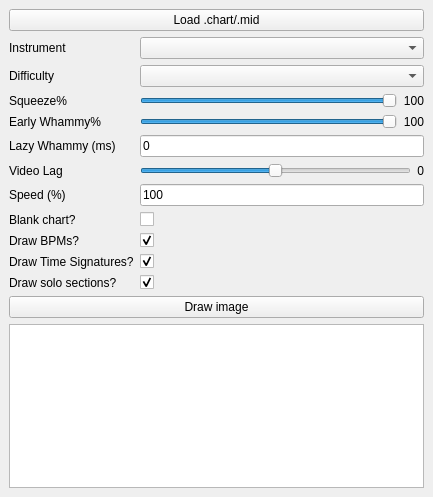
First picture: the form in gui/mainwindow.ui, repository GenericMadScientist/CHOpt, before the edit.
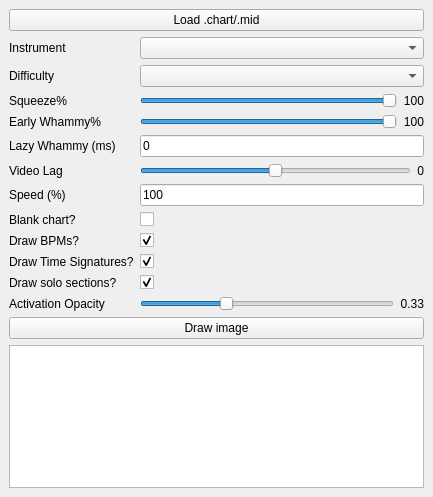
Second picture: the form after the edit.

Commit message: Add option for activation opacities

What changed in the file:
```diff
--- a/gui/mainwindow.ui
+++ b/gui/mainwindow.ui
@@ -212,14 +212,14 @@
         </property>
        </widget>
       </item>
-      <item row="12" column="0" colspan="2">
+      <item row="13" column="0" colspan="2">
        <widget class="QPushButton" name="findPathButton">
         <property name="text">
          <string>Draw image</string>
         </property>
        </widget>
       </item>
-      <item row="13" column="0" colspan="2">
+      <item row="14" column="0" colspan="2">
        <widget class="QTextEdit" name="messageBox">
         <property name="readOnly">
          <bool>true</bool>
@@ -274,6 +274,40 @@
         </item>
        </layout>
       </item>
+      <item row="12" column="0">
+       <widget class="QLabel" name="label_12">
+        <property name="text">
+         <string>Activation Opacity</string>
+        </property>
+       </widget>
+      </item>
+      <item row="12" column="1">
+       <layout class="QHBoxLayout" name="horizontalLayout_4">
+        <item>
+         <widget class="QSlider" name="opacitySlider">
+          <property name="maximum">
+           <number>100</number>
+          </property>
+          <property name="value">
+           <number>33</number>
+          </property>
+          <property name="orientation">
+           <enum>Qt::Horizontal</enum>
+          </property>
+         </widget>
+        </item>
+        <item>
+         <widget class="QLabel" name="opacityLabel">
+          <property name="text">
+           <string>0.33</string>
+          </property>
+          <property name="alignment">
+           <set>Qt::AlignRight|Qt::AlignTrailing|Qt::AlignVCenter</set>
+          </property>
+         </widget>
+        </item>
+       </layout>
+      </item>
      </layout>
     </item>
    </layout>
```
The commit also changes 7 other files.
